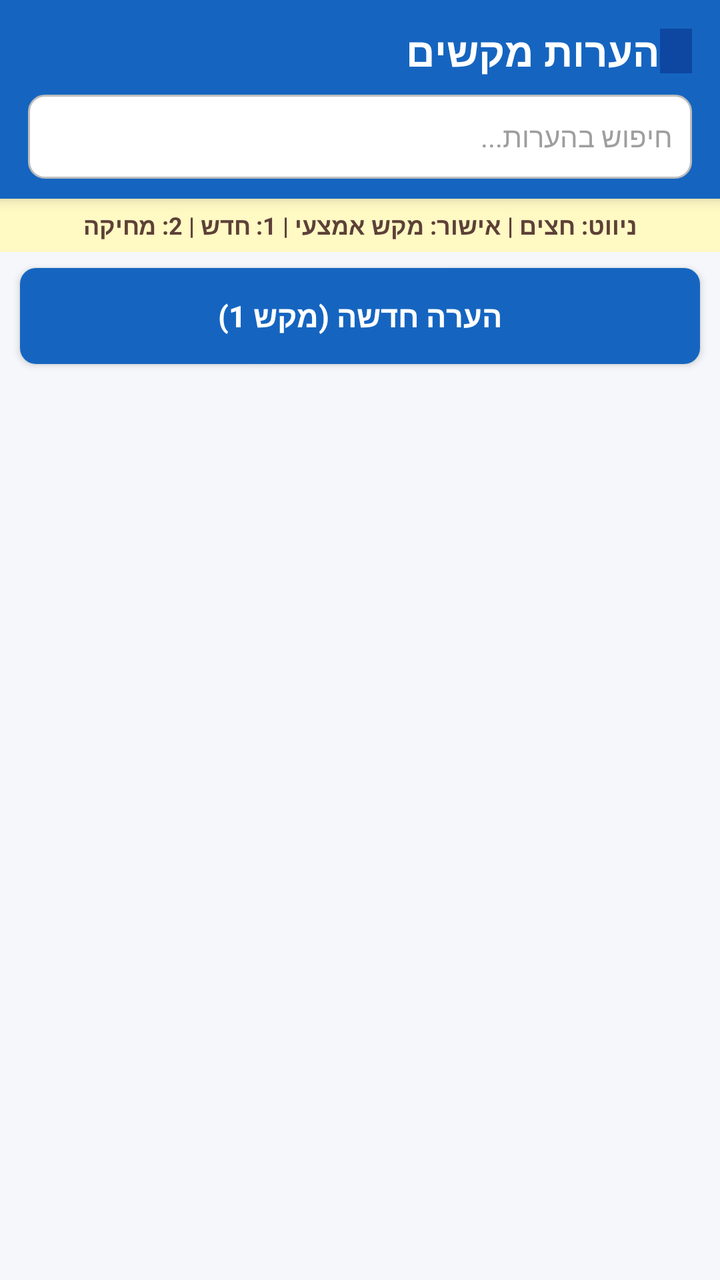
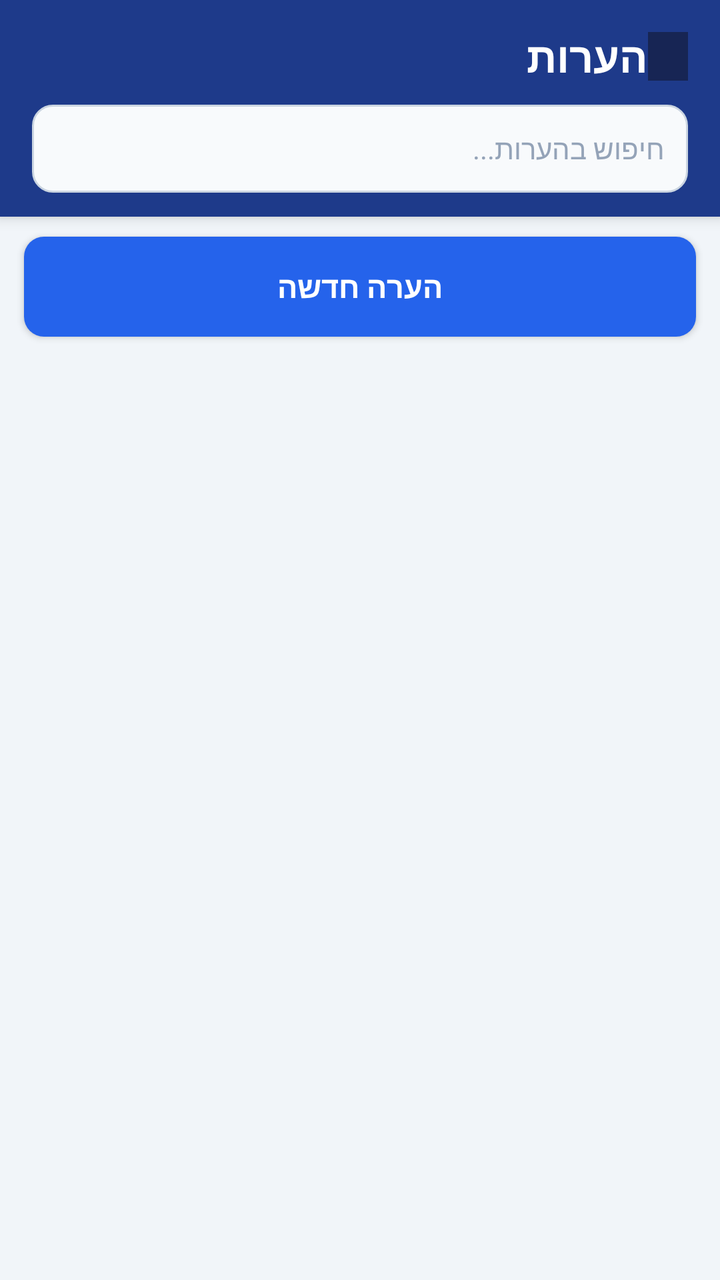

An Android layout rendered at two revisions. The XML below is the earlier revision; the diff shows what the commit changed to produce the second picture.
<!-- AndroidManifest.xml: application theme android:Theme.Material.Light.NoActionBar -->
<!-- res/layout/activity_main.xml -->
<?xml version="1.0" encoding="utf-8"?>
<LinearLayout xmlns:android="http://schemas.android.com/apk/res/android"
    android:layout_width="match_parent"
    android:layout_height="match_parent"
    android:background="#F5F7FA"
    android:orientation="vertical">

    
    <LinearLayout
        android:layout_width="match_parent"
        android:layout_height="wrap_content"
        android:background="#1565C0"
        android:elevation="4dp"
        android:orientation="vertical"
        android:paddingBottom="10dp"
        android:paddingLeft="14dp"
        android:paddingRight="14dp"
        android:paddingTop="12dp">

        <LinearLayout
            android:layout_width="match_parent"
            android:layout_height="wrap_content"
            android:gravity="center_vertical"
            android:orientation="horizontal">

            <TextView
                android:id="@+id/tv_app_title"
                android:layout_width="0dp"
                android:layout_height="wrap_content"
                android:layout_weight="1"
                android:text="@string/app_name"
                android:textColor="#FFFFFF"
                android:textSize="20sp"
                android:textStyle="bold" />

            <TextView
                android:id="@+id/tv_note_count"
                android:layout_width="wrap_content"
                android:layout_height="wrap_content"
                android:background="#0D47A1"
                android:paddingBottom="3dp"
                android:paddingLeft="8dp"
                android:paddingRight="8dp"
                android:paddingTop="3dp"
                android:textColor="#E3F2FD"
                android:textSize="12sp"
                android:textStyle="bold" />
        </LinearLayout>

        
        <EditText
            android:id="@+id/et_search"
            android:layout_width="match_parent"
            android:layout_height="42dp"
            android:layout_marginTop="8dp"
            android:background="@drawable/search_bg"
            android:focusable="true"
            android:focusableInTouchMode="true"
            android:gravity="center_vertical|right"
            android:hint="@string/search_hint"
            android:imeOptions="actionSearch"
            android:inputType="text"
            android:paddingLeft="10dp"
            android:paddingRight="10dp"
            android:textColor="#212121"
            android:textColorHint="#9E9E9E"
            android:textSize="14sp" />
    </LinearLayout>

    
    <TextView
        android:id="@+id/tv_hints"
        android:layout_width="match_parent"
        android:layout_height="wrap_content"
        android:background="#FFF9C4"
        android:gravity="center"
        android:paddingBottom="5dp"
        android:paddingLeft="8dp"
        android:paddingRight="8dp"
        android:paddingTop="5dp"
        android:text="@string/keypad_hints"
        android:textColor="#5D4037"
        android:textSize="12sp"
        android:textStyle="bold" />

    
    <Button
        android:id="@+id/btn_new_note"
        android:layout_width="match_parent"
        android:layout_height="48dp"
        android:layout_marginBottom="6dp"
        android:layout_marginLeft="10dp"
        android:layout_marginRight="10dp"
        android:layout_marginTop="8dp"
        android:background="@drawable/btn_primary_bg"
        android:focusable="true"
        android:focusableInTouchMode="true"
        android:gravity="center"
        android:text="@string/new_note"
        android:textColor="#FFFFFF"
        android:textSize="15sp"
        android:textStyle="bold" />

    
    <LinearLayout
        android:id="@+id/layout_empty_state"
        android:layout_width="match_parent"
        android:layout_height="0dp"
        android:layout_weight="1"
        android:gravity="center"
        android:orientation="vertical"
        android:padding="24dp"
        android:visibility="gone">

        <TextView
            android:layout_width="wrap_content"
            android:layout_height="wrap_content"
            android:text="@string/empty_notes_title"
            android:textColor="#424242"
            android:textSize="18sp"
            android:textStyle="bold" />

        <TextView
            android:layout_width="wrap_content"
            android:layout_height="wrap_content"
            android:layout_marginTop="8dp"
            android:gravity="center"
            android:text="@string/empty_notes_subtitle"
            android:textColor="#757575"
            android:textSize="14sp" />
    </LinearLayout>

    
    <ListView
        android:id="@+id/list_notes"
        android:layout_width="match_parent"
        android:layout_height="0dp"
        android:layout_weight="1"
        android:choiceMode="singleChoice"
        android:clipToPadding="false"
        android:divider="@null"
        android:dividerHeight="8dp"
        android:focusable="true"
        android:focusableInTouchMode="true"
        android:paddingBottom="10dp"
        android:paddingLeft="10dp"
        android:paddingRight="10dp"
        android:paddingTop="4dp" />

</LinearLayout>
<!-- resources referenced by this layout -->
<resources>
  <!-- drawable btn_primary_bg (drawable) -->
  <?xml version="1.0" encoding="utf-8"?>
  <selector xmlns:android="http://schemas.android.com/apk/res/android">
      <item android:state_focused="true" android:state_pressed="true">
          <shape android:shape="rectangle">
              <corners android:radius="8dp" />
              <solid android:color="#E65100" />
              <stroke android:width="3dp" android:color="#FFD54F" />
          </shape>
      </item>
      <item android:state_focused="true">
          <shape android:shape="rectangle">
              <corners android:radius="8dp" />
              <solid android:color="#FF6F00" />
              <stroke android:width="3dp" android:color="#FFE082" />
          </shape>
      </item>
      <item android:state_pressed="true">
          <shape android:shape="rectangle">
              <corners android:radius="8dp" />
              <solid android:color="#0D47A1" />
          </shape>
      </item>
      <item>
          <shape android:shape="rectangle">
              <corners android:radius="8dp" />
              <solid android:color="#1565C0" />
          </shape>
      </item>
  </selector>
  <!-- drawable search_bg (drawable) -->
  <?xml version="1.0" encoding="utf-8"?>
  <selector xmlns:android="http://schemas.android.com/apk/res/android">
      <item android:state_focused="true">
          <shape android:shape="rectangle">
              <corners android:radius="8dp" />
              <solid android:color="#FFFFFF" />
              <stroke android:width="3dp" android:color="#FF8F00" />
          </shape>
      </item>
      <item>
          <shape android:shape="rectangle">
              <corners android:radius="8dp" />
              <solid android:color="#FFFFFF" />
              <stroke android:width="1dp" android:color="#BDBDBD" />
          </shape>
      </item>
  </selector>
  <string name="app_name">הערות מקשים</string>
  <string name="empty_notes_subtitle">לחצו על \"הערה חדשה\" או על מקש 1 כדי להתחיל</string>
  <string name="empty_notes_title">אין הערות שמורות</string>
  <string name="keypad_hints">ניווט: חצים | אישור: מקש אמצעי | 1: חדש | 2: מחיקה</string>
  <string name="new_note">הערה חדשה (מקש 1)</string>
  <string name="search_hint">חיפוש בהערות...</string>
</resources>

<!-- the commit's change to res/layout/activity_main.xml (unified diff, before → after) -->
@@ -2,20 +2,20 @@
 <LinearLayout xmlns:android="http://schemas.android.com/apk/res/android"
     android:layout_width="match_parent"
     android:layout_height="match_parent"
-    android:background="#F5F7FA"
+    android:background="#F1F5F9"
     android:orientation="vertical">
 
     
     <LinearLayout
         android:layout_width="match_parent"
         android:layout_height="wrap_content"
-        android:background="#1565C0"
+        android:background="#1E3A8A"
         android:elevation="4dp"
         android:orientation="vertical"
-        android:paddingBottom="10dp"
-        android:paddingLeft="14dp"
-        android:paddingRight="14dp"
-        android:paddingTop="12dp">
+        android:paddingBottom="12dp"
+        android:paddingLeft="16dp"
+        android:paddingRight="16dp"
+        android:paddingTop="14dp">
 
         <LinearLayout
             android:layout_width="match_parent"
@@ -30,19 +30,19 @@
                 android:layout_weight="1"
                 android:text="@string/app_name"
                 android:textColor="#FFFFFF"
-                android:textSize="20sp"
+                android:textSize="21sp"
                 android:textStyle="bold" />
 
             <TextView
                 android:id="@+id/tv_note_count"
                 android:layout_width="wrap_content"
                 android:layout_height="wrap_content"
-                android:background="#0D47A1"
-                android:paddingBottom="3dp"
-                android:paddingLeft="8dp"
-                android:paddingRight="8dp"
-                android:paddingTop="3dp"
-                android:textColor="#E3F2FD"
+                android:background="#172554"
+                android:paddingBottom="4dp"
+                android:paddingLeft="10dp"
+                android:paddingRight="10dp"
+                android:paddingTop="4dp"
+                android:textColor="#DBEAFE"
                 android:textSize="12sp"
                 android:textStyle="bold" />
         </LinearLayout>
@@ -51,8 +51,8 @@
         <EditText
             android:id="@+id/et_search"
             android:layout_width="match_parent"
-            android:layout_height="42dp"
-            android:layout_marginTop="8dp"
+            android:layout_height="44dp"
+            android:layout_marginTop="10dp"
             android:background="@drawable/search_bg"
             android:focusable="true"
             android:focusableInTouchMode="true"
@@ -60,39 +60,24 @@
             android:hint="@string/search_hint"
             android:imeOptions="actionSearch"
             android:inputType="text"
-            android:paddingLeft="10dp"
-            android:paddingRight="10dp"
-            android:textColor="#212121"
-            android:textColorHint="#9E9E9E"
+            android:paddingLeft="12dp"
+            android:paddingRight="12dp"
+            android:textColor="#0F172A"
+            android:textColorHint="#94A3B8"
             android:textSize="14sp" />
     </LinearLayout>
-
-    
-    <TextView
-        android:id="@+id/tv_hints"
-        android:layout_width="match_parent"
-        android:layout_height="wrap_content"
-        android:background="#FFF9C4"
-        android:gravity="center"
-        android:paddingBottom="5dp"
-        android:paddingLeft="8dp"
-        android:paddingRight="8dp"
-        android:paddingTop="5dp"
-        android:text="@string/keypad_hints"
-        android:textColor="#5D4037"
-        android:textSize="12sp"
-        android:textStyle="bold" />
 
     
     <Button
         android:id="@+id/btn_new_note"
         android:layout_width="match_parent"
-        android:layout_height="48dp"
+        android:layout_height="50dp"
         android:layout_marginBottom="6dp"
-        android:layout_marginLeft="10dp"
-        android:layout_marginRight="10dp"
-        android:layout_marginTop="8dp"
+        android:layout_marginLeft="12dp"
+        android:layout_marginRight="12dp"
+        android:layout_marginTop="10dp"
         android:background="@drawable/btn_primary_bg"
+        android:elevation="2dp"
         android:focusable="true"
         android:focusableInTouchMode="true"
         android:gravity="center"
@@ -109,14 +94,14 @@
         android:layout_weight="1"
         android:gravity="center"
         android:orientation="vertical"
-        android:padding="24dp"
+        android:padding="28dp"
         android:visibility="gone">
 
         <TextView
             android:layout_width="wrap_content"
             android:layout_height="wrap_content"
             android:text="@string/empty_notes_title"
-            android:textColor="#424242"
+            android:textColor="#334155"
             android:textSize="18sp"
             android:textStyle="bold" />
 
@@ -126,7 +111,7 @@
             android:layout_marginTop="8dp"
             android:gravity="center"
             android:text="@string/empty_notes_subtitle"
-            android:textColor="#757575"
+            android:textColor="#64748B"
             android:textSize="14sp" />
     </LinearLayout>
 
@@ -142,9 +127,9 @@
         android:dividerHeight="8dp"
         android:focusable="true"
         android:focusableInTouchMode="true"
-        android:paddingBottom="10dp"
-        android:paddingLeft="10dp"
-        android:paddingRight="10dp"
+        android:paddingBottom="12dp"
+        android:paddingLeft="12dp"
+        android:paddingRight="12dp"
         android:paddingTop="4dp" />
 
 </LinearLayout>
<!-- resource entries referenced after the edit -->
@@ -5,28 +5,28 @@
   <selector xmlns:android="http://schemas.android.com/apk/res/android">
       <item android:state_focused="true" android:state_pressed="true">
           <shape android:shape="rectangle">
-              <corners android:radius="8dp" />
-              <solid android:color="#E65100" />
-              <stroke android:width="3dp" android:color="#FFD54F" />
+              <corners android:radius="10dp" />
+              <solid android:color="#1E3A8A" />
+              <stroke android:width="2dp" android:color="#93C5FD" />
           </shape>
       </item>
       <item android:state_focused="true">
           <shape android:shape="rectangle">
-              <corners android:radius="8dp" />
-              <solid android:color="#FF6F00" />
-              <stroke android:width="3dp" android:color="#FFE082" />
+              <corners android:radius="10dp" />
+              <solid android:color="#1D4ED8" />
+              <stroke android:width="2.5dp" android:color="#93C5FD" />
           </shape>
       </item>
       <item android:state_pressed="true">
           <shape android:shape="rectangle">
-              <corners android:radius="8dp" />
-              <solid android:color="#0D47A1" />
+              <corners android:radius="10dp" />
+              <solid android:color="#1E40AF" />
           </shape>
       </item>
       <item>
           <shape android:shape="rectangle">
-              <corners android:radius="8dp" />
-              <solid android:color="#1565C0" />
+              <corners android:radius="10dp" />
+              <solid android:color="#2563EB" />
           </shape>
       </item>
   </selector>
@@ -35,24 +35,23 @@
   <selector xmlns:android="http://schemas.android.com/apk/res/android">
       <item android:state_focused="true">
           <shape android:shape="rectangle">
-              <corners android:radius="8dp" />
+              <corners android:radius="10dp" />
               <solid android:color="#FFFFFF" />
-              <stroke android:width="3dp" android:color="#FF8F00" />
+              <stroke android:width="2dp" android:color="#3B82F6" />
           </shape>
       </item>
       <item>
           <shape android:shape="rectangle">
-              <corners android:radius="8dp" />
-              <solid android:color="#FFFFFF" />
-              <stroke android:width="1dp" android:color="#BDBDBD" />
+              <corners android:radius="10dp" />
+              <solid android:color="#F8FAFC" />
+              <stroke android:width="1dp" android:color="#CBD5E1" />
           </shape>
       </item>
   </selector>
-  <string name="app_name">הערות מקשים</string>
-  <string name="empty_notes_subtitle">לחצו על \"הערה חדשה\" או על מקש 1 כדי להתחיל</string>
+  <string name="app_name">הערות</string>
+  <string name="empty_notes_subtitle">לחצו על \"הערה חדשה\" כדי להתחיל</string>
   <string name="empty_notes_title">אין הערות שמורות</string>
-  <string name="keypad_hints">ניווט: חצים | אישור: מקש אמצעי | 1: חדש | 2: מחיקה</string>
-  <string name="new_note">הערה חדשה (מקש 1)</string>
+  <string name="new_note">הערה חדשה</string>
   <string name="search_hint">חיפוש בהערות...</string>
 </resources>
 
